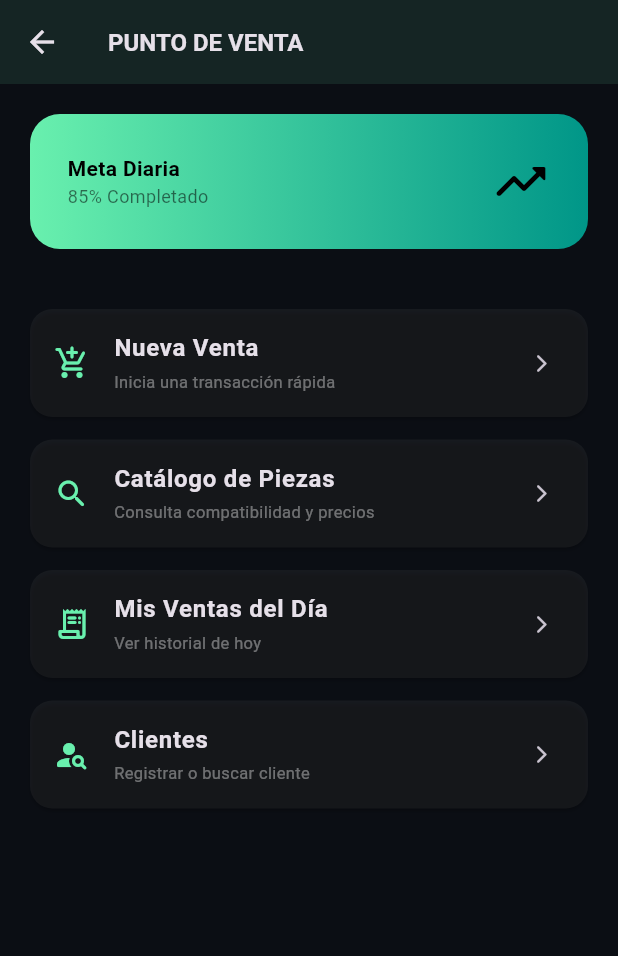
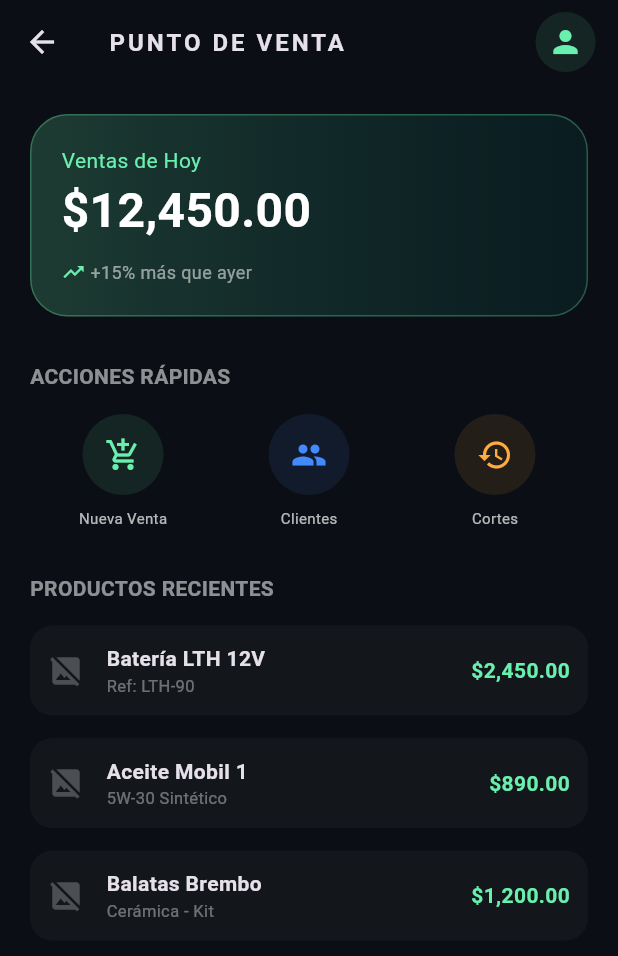
Before and after one commit to yairolvera25-dev/Proyecto_Refaccionaria, a Flutter app: the VendedorDashboard screen opened directly, on a phone screen of 412 x 824 dp. Shown: the top 956 px of the screen. Run offline on Flutter 3.47's test engine with Material 3 defaults, Android fonts, the phone set to English and light mode, and no system bars; network calls fail.

Commit message:
Guardando Dashboards antes de mover a develop

```diff
--- a/frontend-movil/refaccionaria_app/lib/ui/screens/login/dashboard/vendedor_dashboard.dart
+++ b/frontend-movil/refaccionaria_app/lib/ui/screens/login/dashboard/vendedor_dashboard.dart
@@ -8,62 +8,116 @@ class VendedorDashboard extends StatelessWidget {
     return Scaffold(
       backgroundColor: const Color(0xFF0B0E14),
       appBar: AppBar(
-        title: const Text("PUNTO DE VENTA", style: TextStyle(fontSize: 16, fontWeight: FontWeight.bold)),
-        backgroundColor: Colors.greenAccent.withOpacity(0.1),
+        backgroundColor: Colors.transparent,
+        elevation: 0,
+        title: const Text("PUNTO DE VENTA", style: TextStyle(letterSpacing: 2, fontWeight: FontWeight.bold, fontSize: 16)),
+        actions: [
+          CircleAvatar(
+            backgroundColor: Colors.greenAccent.withOpacity(0.1),
+            child: const Icon(Icons.person, color: Colors.greenAccent),
+          ),
+          const SizedBox(width: 15),
+        ],
       ),
-      body: Column(
-        children: [
-          _buildQuickAction(),
-          Expanded(
-            child: ListView(
-              padding: const EdgeInsets.all(20),
+      body: SingleChildScrollView(
+        padding: const EdgeInsets.all(20),
+        child: Column(
+          crossAxisAlignment: CrossAxisAlignment.start,
+          children: [
+            _buildStatsCard(),
+            const SizedBox(height: 30),
+            const Text("ACCIONES RÁPIDAS", style: TextStyle(color: Colors.white54, fontWeight: FontWeight.bold)),
+            const SizedBox(height: 15),
+            Row(
               children: [
-                _buildSalesItem("Nueva Venta", Icons.add_shopping_cart_rounded, "Inicia una transacción rápida"),
-                _buildSalesItem("Catálogo de Piezas", Icons.search_rounded, "Consulta compatibilidad y precios"),
-                _buildSalesItem("Mis Ventas del Día", Icons.receipt_long_rounded, "Ver historial de hoy"),
-                _buildSalesItem("Clientes", Icons.person_search_rounded, "Registrar o buscar cliente"),
+                _buildActionButton(Icons.add_shopping_cart, "Nueva Venta", Colors.greenAccent),
+                _buildActionButton(Icons.people, "Clientes", Colors.blueAccent),
+                _buildActionButton(Icons.history, "Cortes", Colors.orangeAccent),
               ],
             ),
-          ),
+            const SizedBox(height: 30),
+            const Text("PRODUCTOS RECIENTES", style: TextStyle(color: Colors.white54, fontWeight: FontWeight.bold)),
+            const SizedBox(height: 15),
+            _buildProductItem("Batería LTH 12V", "Ref: LTH-90", "\$2,450.00", "https://m.media-amazon.com/images/I/71p0WfB6Z6L._AC_SL1500_.jpg"),
+            _buildProductItem("Aceite Mobil 1", "5W-30 Sintético", "\$890.00", "https://m.media-amazon.com/images/I/71v9TfS3v0L._AC_SL1500_.jpg"),
+            _buildProductItem("Balatas Brembo", "Cerámica - Kit", "\$1,200.00", "https://m.media-amazon.com/images/I/61Nl8s6I80L._AC_SL1200_.jpg"),
+          ],
+        ),
+      ),
+    );
+  }
+
+  Widget _buildStatsCard() {
+    return Container(
+      width: double.infinity,
+      padding: const EdgeInsets.all(20),
+      decoration: BoxDecoration(
+        gradient: LinearGradient(colors: [Colors.greenAccent.withOpacity(0.2), Colors.teal.withOpacity(0.1)]),
+        borderRadius: BorderRadius.circular(25),
+        border: Border.all(color: Colors.greenAccent.withOpacity(0.3)),
+      ),
+      child: const Column(
+        crossAxisAlignment: CrossAxisAlignment.start,
+        children: [
+          Text("Ventas de Hoy", style: TextStyle(color: Colors.greenAccent, fontSize: 14)),
+          Text("\$12,450.00", style: TextStyle(color: Colors.white, fontSize: 32, fontWeight: FontWeight.bold)),
+          SizedBox(height: 10),
+          Row(
+            children: [
+              Icon(Icons.trending_up, color: Colors.greenAccent, size: 16),
+              Text(" +15% más que ayer", style: TextStyle(color: Colors.white54, fontSize: 12)),
+            ],
+          )
         ],
       ),
     );
   }
 
-  Widget _buildQuickAction() {
-    return Container(
-      padding: const EdgeInsets.all(25),
-      margin: const EdgeInsets.all(20),
-      decoration: BoxDecoration(
-        gradient: const LinearGradient(colors: [Colors.greenAccent, Colors.teal]),
-        borderRadius: BorderRadius.circular(20),
-      ),
-      child: const Row(
-        mainAxisAlignment: MainAxisAlignment.spaceBetween,
+  Widget _buildActionButton(IconData icon, String label, Color color) {
+    return Expanded(
+      child: Column(
         children: [
-          Column(
-            crossAxisAlignment: CrossAxisAlignment.start,
-            children: [
-              Text("Meta Diaria", style: TextStyle(color: Colors.black, fontWeight: FontWeight.bold)),
-              Text("85% Completado", style: TextStyle(color: Colors.black54, fontSize: 12)),
-            ],
+          Container(
+            padding: const EdgeInsets.all(15),
+            decoration: BoxDecoration(color: color.withOpacity(0.1), shape: BoxShape.circle),
+            child: Icon(icon, color: color),
           ),
-          Icon(Icons.trending_up_rounded, color: Colors.black, size: 40),
+          const SizedBox(height: 8),
+          Text(label, style: const TextStyle(fontSize: 10, color: Colors.white70)),
         ],
       ),
     );
   }
 
-  Widget _buildSalesItem(String title, IconData icon, String sub) {
-    return Card(
-      color: Colors.white.withOpacity(0.05),
+  Widget _buildProductItem(String name, String sub, String price, String imgUrl) {
+    return Container(
       margin: const EdgeInsets.only(bottom: 15),
-      shape: RoundedRectangleBorder(borderRadius: BorderRadius.circular(15)),
-      child: ListTile(
-        leading: Icon(icon, color: Colors.greenAccent),
-        title: Text(title, style: const TextStyle(fontWeight: FontWeight.bold)),
-        subtitle: Text(sub, style: const TextStyle(color: Colors.white38, fontSize: 11)),
-        trailing: const Icon(Icons.arrow_forward_ios_rounded, size: 14),
+      padding: const EdgeInsets.all(12),
+      decoration: BoxDecoration(color: Colors.white.withOpacity(0.03), borderRadius: BorderRadius.circular(15)),
+      child: Row(
+        children: [
+          ClipRRect(
+            borderRadius: BorderRadius.circular(10),
+            child: Image.network(
+              imgUrl,
+              width: 50,
+              height: 50,
+              fit: BoxFit.cover, // Corregido: de BoxCover a BoxFit.cover
+              errorBuilder: (context, error, stackTrace) => const Icon(Icons.image_not_supported, color: Colors.white24),
+            ),
+          ),
+          const SizedBox(width: 15),
+          Expanded(
+            child: Column(
+              crossAxisAlignment: CrossAxisAlignment.start,
+              children: [
+                Text(name, style: const TextStyle(fontWeight: FontWeight.bold)),
+                Text(sub, style: const TextStyle(color: Colors.white38, fontSize: 11)),
+              ],
+            ),
+          ),
+          Text(price, style: const TextStyle(color: Colors.greenAccent, fontWeight: FontWeight.bold)),
+        ],
       ),
     );
   }
```
Also changed, not shown: frontend-movil/refaccionaria_app/lib/ui/screens/login/dashboard/consultor_dashboard.dart (+93 -29 lines).
